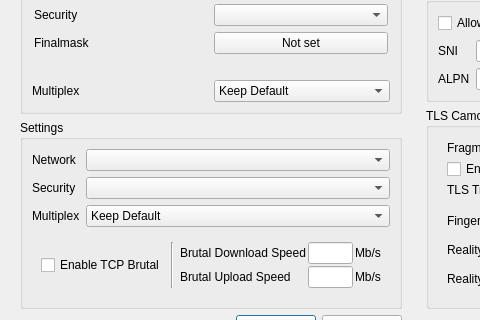
First picture: the form in include/ui/profile/dialog_edit_profile.ui, repository skyrimlight/Throne, before the edit; both pictures show x 0 to 480 and y 415 to 735 of the 1307 by 885 pixel window.
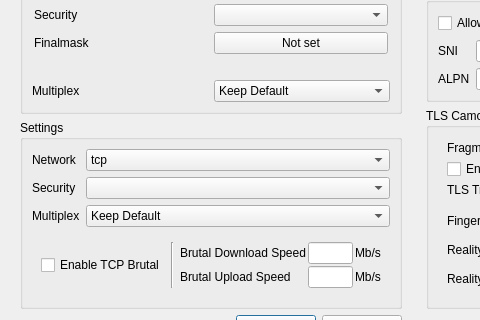
Second picture: the form after the edit. Custom widgets are drawn as their Qt base class.

Patch:
```diff
--- a/include/ui/profile/dialog_edit_profile.ui
+++ b/include/ui/profile/dialog_edit_profile.ui
@@ -357,11 +357,6 @@
                <verstretch>0</verstretch>
               </sizepolicy>
              </property>
-             <item>
-              <property name="text">
-               <string notr="true"/>
-              </property>
-             </item>
              <item>
               <property name="text">
                <string notr="true">tcp</string>
```
Left out of the diff: 40 changed lines with no effect on the pictures.
